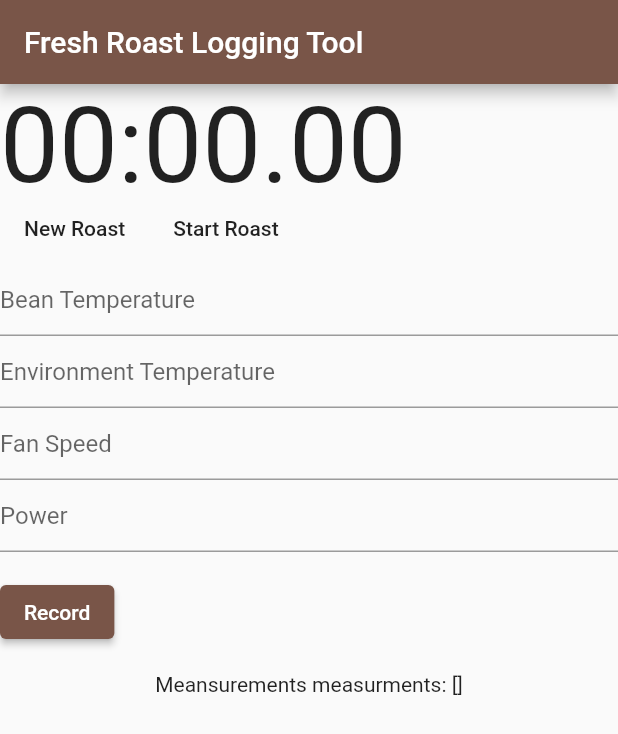
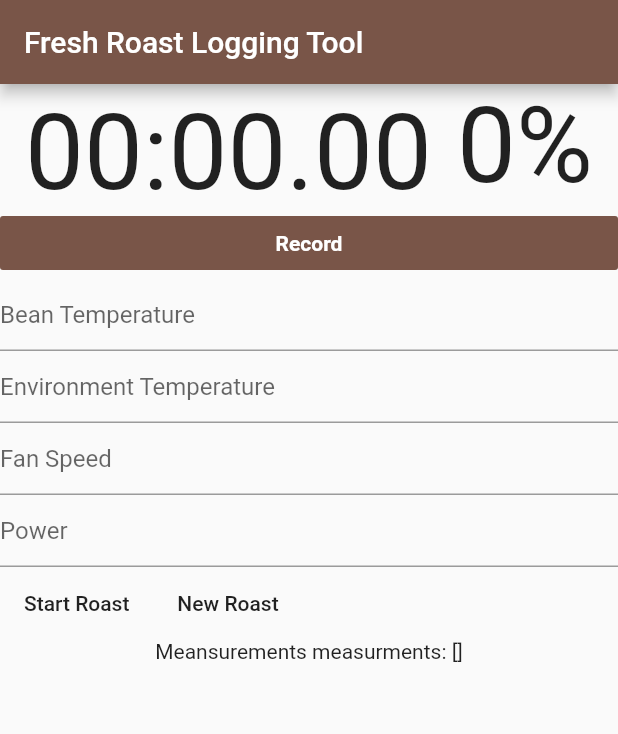
Before and after one commit to geramirez/croast-freshroast, a Flutter app: the screen it shows after launch, on a phone screen of 412 x 824 dp. Shown: the top 734 px of the screen. Run offline on Flutter 3.47's test engine with Material 2 defaults, Android fonts, the phone set to English and light mode, and no system bars.

Commit message:
adding development percent widget

```diff
--- a/croast/lib/main.dart
+++ b/croast/lib/main.dart
@@ -1,3 +1,5 @@
+import 'package:croast/percent_widget.dart';
+import 'package:croast/roast_controls.dart';
 import 'package:croast/roast_telemetry.dart';
 import 'package:croast/timer_widget.dart';
 import 'package:flutter/material.dart';
@@ -15,15 +17,6 @@ class MyApp extends StatelessWidget {
     return MaterialApp(
       title: 'Flutter Demo',
       theme: ThemeData(
-        // This is the theme of your application.
-        //
-        // Try running your application with "flutter run". You'll see the
-        // application has a blue toolbar. Then, without quitting the app, try
-        // changing the primarySwatch below to Colors.green and then invoke
-        // "hot reload" (press "r" in the console where you ran "flutter run",
-        // or simply save your changes to "hot reload" in a Flutter IDE).
-        // Notice that the counter didn't reset back to zero; the application
-        // is not restarted.
         primarySwatch: Colors.brown,
       ),
       home: Scaffold(
@@ -33,8 +26,9 @@ class MyApp extends StatelessWidget {
         body: Center(
             child: Column(
           children: [
-            TimerPage(),
+            Row(children: [TimerWidget(), DevelopmentWidget()],  mainAxisAlignment: MainAxisAlignment.spaceEvenly),
             TelemetryForm(),
+            RoastControls(),
             Consumer<RoastTelemetryModel>(builder: (context, telemetry, child) {
               return Text(
                   "Meansurements measurments: ${telemetry.measurements}");
@@ -45,32 +39,3 @@ class MyApp extends StatelessWidget {
     );
   }
 }
-
-class AddButton extends StatelessWidget {
-  // const _AddButton({Key key, @required this.measurement}) : super(key: key);
-
-  @override
-  Widget build(BuildContext context) {
-    // The context.select() method will let you listen to changes to
-    // a *part* of a model. You define a function that "selects" (i.e. returns)
-    // the part you're interested in, and the provider package will not rebuild
-    // this widget unless that particular part of the model changes.
-    //
-    // This can lead to significant performance improvements.
-
-    return FlatButton(
-      onPressed: () {
-        final RoastMeasurement measurement =
-            RoastMeasurement(new DateTime.now(), 0, 0, 0, 0);
-        // If the item is not in cart, we let the user add it.
-        // We are using context.read() here because the callback
-        // is executed whenever the user taps the button. In other
-        // words, it is executed outside the build method.
-        Provider.of<RoastTelemetryModel>(context, listen: false)
-            .add(measurement);
-      },
-      splashColor: Theme.of(context).primaryColor,
-      child: Text('ADD'),
-    );
-  }
-}
--- /dev/null
+++ b/croast/lib/percent_widget.dart
@@ -0,0 +1,46 @@
+import 'dart:async';
+
+import 'package:croast/roast_telemetry.dart';
+import 'package:flutter/material.dart';
+
+import 'package:provider/provider.dart';
+
+
+
+class ElapsedTime {
+  final int hundreds;
+  final int seconds;
+  final int minutes;
+
+  ElapsedTime({
+    this.hundreds,
+    this.seconds,
+    this.minutes,
+  });
+}
+
+class DevelopmentWidget extends StatefulWidget {
+  DevelopmentWidget({Key key}) : super(key: key);
+
+  DevelopmentWidgetState createState() => new DevelopmentWidgetState();
+}
+
+class DevelopmentWidgetState extends State<DevelopmentWidget> {
+
+ int developmentPercent;
+
+@override
+  void initState() {
+     super.initState();
+     Timer.periodic(Duration(seconds: 1), (Timer t) {
+      setState(() {
+      });
+    });
+  }
+
+  @override
+  Widget build(BuildContext context) {
+    final RoastTelemetryModel rtm = Provider.of<RoastTelemetryModel>(context, listen: true);
+    return Text('${rtm.developmentPercent()}%', style: TextStyle(fontSize: 70.0));
+  }
+}
--- /dev/null
+++ b/croast/lib/roast_controls.dart
@@ -0,0 +1,40 @@
+import 'package:croast/roast_telemetry.dart';
+import 'package:flutter/material.dart';
+import 'package:flutter/widgets.dart';
+import 'package:provider/provider.dart';
+
+class RoastControls extends StatelessWidget {
+  @override
+  Widget build(BuildContext context) {
+    final RoastTelemetryModel rtm = Provider.of<RoastTelemetryModel>(context);
+
+    String rightButtonText;
+    if (!rtm.roastInSession()) {
+      rightButtonText = "New Roast";
+    } else if (!rtm.hitFirstCrack()) {
+      rightButtonText = "Record First Crack";
+    } else {
+      rightButtonText = "Record Second Crack";
+    }
+
+    return Row(children: [
+      FlatButton(
+          onPressed: () {
+            if (rtm.roastInSession())
+              rtm.stopRoast();
+            else
+              rtm.startRoast();
+          },
+          child: new Text(rtm.roastInSession() ? "Stop Roast" : "Start Roast")),
+      FlatButton(
+        onPressed: () {
+          if (rtm.roastInSession())
+            rtm.recordCrack();
+          else
+            rtm.newRoast();
+        },
+        child: new Text(rightButtonText),
+      )
+    ]);
+  }
+}
--- a/croast/lib/roast_telemetry.dart
+++ b/croast/lib/roast_telemetry.dart
@@ -21,6 +21,19 @@ class _TelemetryFormState extends State<TelemetryForm> {
       child: Column(
         crossAxisAlignment: CrossAxisAlignment.start,
         children: <Widget>[
+          FlatButton(
+            onPressed: () {
+              if (_formKey.currentState.validate()) {
+                Provider.of<RoastTelemetryModel>(context, listen: false)
+                    .add(RoastMeasurement(new DateTime.now(), 0, 0, 0, 0));
+              }
+            },
+            child: Text('Record',
+                style: TextStyle(
+                    fontWeight: FontWeight.bold, color: Colors.white)),
+            minWidth: double.infinity,
+            color: Colors.brown,
+          ),
           TextFormField(
             keyboardType: TextInputType.number,
             decoration: const InputDecoration(
@@ -85,20 +98,6 @@ class _TelemetryFormState extends State<TelemetryForm> {
               return null;
             },
           ),
-          Padding(
-            padding: const EdgeInsets.symmetric(vertical: 16.0),
-            child: ElevatedButton(
-              onPressed: () {
-                // Validate will return true if the form is valid, or false if
-                // the form is invalid.
-                if (_formKey.currentState.validate()) {
-                  Provider.of<RoastTelemetryModel>(context, listen: false)
-                      .add(RoastMeasurement(new DateTime.now(), 0, 0, 0, 0));
-                }
-              },
-              child: Text('Record'),
-            ),
-          ),
         ],
       ),
     );
@@ -133,15 +132,18 @@ class RoastTelemetryModel extends ChangeNotifier {
 
   void startRoast() {
     _stopwatch.start();
+    notifyListeners();
   }
 
   void stopRoast() {
     _stopwatch.stop();
+    notifyListeners();
   }
 
   void newRoast() {
     _stage = 0;
     _stopwatch.reset();
+    notifyListeners();
   }
 
   bool roastInSession() {
@@ -163,11 +165,19 @@ class RoastTelemetryModel extends ChangeNotifier {
       firstCrack = _stopwatch.elapsedMilliseconds;
       print('first crack');
     }
+    notifyListeners();
+  }
+
+  int developmentPercent() {
+    if (!hitFirstCrack()) return 0;
+    return (100*(_stopwatch.elapsedMilliseconds - firstCrack)) ~/
+        (_stopwatch.elapsedMilliseconds);
   }
 
   void recordSecondCrack() {
     _stage = 2;
     secondCrack = _stopwatch.elapsedMilliseconds;
+    notifyListeners();
   }
 
   bool hitFirstCrack() {
--- a/croast/lib/timer_widget.dart
+++ b/croast/lib/timer_widget.dart
@@ -1,10 +1,8 @@
-
 import 'package:croast/roast_telemetry.dart';
 import 'package:flutter/material.dart';
 import 'dart:async';
 
 import 'package:provider/provider.dart';
-
 
 class ElapsedTime {
   final int hundreds;
@@ -18,87 +16,39 @@ class ElapsedTime {
   });
 }
 
-class Dependencies {
+class TimerWidget extends StatefulWidget {
+  TimerWidget({Key key}) : super(key: key);
+
+  TimerWidgetState createState() => new TimerWidgetState();
+}
+
+class TimerWidgetState extends State<TimerWidget> {
   final List<ValueChanged<ElapsedTime>> timerListeners =
       <ValueChanged<ElapsedTime>>[];
-  final TextStyle textStyle = const TextStyle(fontSize: 70.0);
-  final int timerMillisecondsRefreshRate = 30;
-}
-
-class TimerPage extends StatefulWidget {
-  TimerPage({Key key}) : super(key: key);
-
-  TimerPageState createState() => new TimerPageState();
-}
-
-class TimerPageState extends State<TimerPage> {
-  final Dependencies dependencies = new Dependencies();
-
-  void leftButtonPressed() {
-    setState(() {
-      final telmetry = Provider.of<RoastTelemetryModel>(context, listen: false);
-      if (telmetry.roastInSession()) {
-         telmetry.recordCrack();
-      } else {
-        telmetry.newRoast();
-
-      }
-    });
-  }
-
-  void rightButtonPressed() {
-    setState(() {
-      if (Provider.of<RoastTelemetryModel>(context, listen: false).roastInSession()) {
-        Provider.of<RoastTelemetryModel>(context, listen: false).stopRoast();
-      } else {
-        Provider.of<RoastTelemetryModel>(context, listen: false).startRoast();
-      }
-    });
-  }
-
-  Widget controlButtons(String text, callback) {
-    return FlatButton(child: new Text(text), onPressed: callback);
-  }
 
   @override
   Widget build(BuildContext context) {
-    return new Column(
-      children: <Widget>[
-        Row(children: [new TimerText(dependencies: dependencies)]),
-        Row(
-          children: [
-            controlButtons(
-                Provider.of<RoastTelemetryModel>(context, listen: false).roastInSession() ? "Record Crack" : "New Roast",
-                leftButtonPressed),
-            controlButtons(
-               Provider.of<RoastTelemetryModel>(context, listen: false).roastInSession() ? "Stop Roast" : "Start Roast",
-                rightButtonPressed),
-          ],
-        )
-      ],
-    );
+    return new TimerText(timerListeners: timerListeners);
   }
 }
 
 class TimerText extends StatefulWidget {
-  TimerText({this.dependencies});
-  final Dependencies dependencies;
+  TimerText({this.timerListeners});
+  final List<ValueChanged<ElapsedTime>> timerListeners;
 
   TimerTextState createState() =>
-      new TimerTextState(dependencies: dependencies);
+      new TimerTextState(timerListeners: timerListeners);
 }
 
 class TimerTextState extends State<TimerText> {
-  TimerTextState({this.dependencies});
-  final Dependencies dependencies;
+  TimerTextState({this.timerListeners});
+  final List<ValueChanged<ElapsedTime>> timerListeners;
   Timer timer;
   int milliseconds;
 
   @override
   void initState() {
-    timer = new Timer.periodic(
-        new Duration(milliseconds: dependencies.timerMillisecondsRefreshRate),
-        callback);
+    timer = new Timer.periodic(new Duration(milliseconds: 30), callback);
     super.initState();
   }
 
@@ -110,8 +60,10 @@ class TimerTextState extends State<TimerText> {
   }
 
   void callback(Timer timer) {
-    if (milliseconds != Provider.of<RoastTelemetryModel>(context, listen: false).roastTime()) {
-      milliseconds = Provider.of<RoastTelemetryModel>(context, listen: false).roastTime();
+    if (milliseconds !=
+        Provider.of<RoastTelemetryModel>(context, listen: false).roastTime()) {
+      milliseconds =
+          Provider.of<RoastTelemetryModel>(context, listen: false).roastTime();
       final int hundreds = (milliseconds / 10).truncate();
       final int seconds = (hundreds / 100).truncate();
       final int minutes = (seconds / 60).truncate();
@@ -120,7 +72,7 @@ class TimerTextState extends State<TimerText> {
         seconds: seconds,
         minutes: minutes,
       );
-      for (final listener in dependencies.timerListeners) {
+      for (final listener in this.timerListeners) {
         listener(elapsedTime);
       }
     }
@@ -134,13 +86,13 @@ class TimerTextState extends State<TimerText> {
         new RepaintBoundary(
           child: new SizedBox(
             height: 72.0,
-            child: new MinutesAndSeconds(dependencies: dependencies),
+            child: new MinutesAndSeconds(timerListeners: this.timerListeners),
           ),
         ),
         new RepaintBoundary(
           child: new SizedBox(
             height: 72.0,
-            child: new Hundreds(dependencies: dependencies),
+            child: new Hundreds(timerListeners: this.timerListeners),
           ),
         ),
       ],
@@ -149,23 +101,23 @@ class TimerTextState extends State<TimerText> {
 }
 
 class MinutesAndSeconds extends StatefulWidget {
-  MinutesAndSeconds({this.dependencies});
-  final Dependencies dependencies;
+  MinutesAndSeconds({this.timerListeners});
+  final List<ValueChanged<ElapsedTime>> timerListeners;
 
   MinutesAndSecondsState createState() =>
-      new MinutesAndSecondsState(dependencies: dependencies);
+      new MinutesAndSecondsState(timerListeners: timerListeners);
 }
 
 class MinutesAndSecondsState extends State<MinutesAndSeconds> {
-  MinutesAndSecondsState({this.dependencies});
-  final Dependencies dependencies;
+  MinutesAndSecondsState({this.timerListeners});
+  final List<ValueChanged<ElapsedTime>> timerListeners;
 
   int minutes = 0;
   int seconds = 0;
 
   @override
   void initState() {
-    dependencies.timerListeners.add(onTick);
+    this.timerListeners.add(onTick);
     super.initState();
   }
 
@@ -182,26 +134,28 @@ class MinutesAndSecondsState extends State<MinutesAndSeconds> {
   Widget build(BuildContext context) {
     String minutesStr = (minutes % 60).toString().padLeft(2, '0');
     String secondsStr = (seconds % 60).toString().padLeft(2, '0');
-    return new Text('$minutesStr:$secondsStr.', style: dependencies.textStyle);
+    return new Text('$minutesStr:$secondsStr.',
+        style: TextStyle(fontSize: 70.0));
   }
 }
 
 class Hundreds extends StatefulWidget {
-  Hundreds({this.dependencies});
-  final Dependencies dependencies;
+  Hundreds({this.timerListeners});
+  final List<ValueChanged<ElapsedTime>> timerListeners;
 
-  HundredsState createState() => new HundredsState(dependencies: dependencies);
+  HundredsState createState() =>
+      new HundredsState(timerListeners: timerListeners);
 }
 
 class HundredsState extends State<Hundreds> {
-  HundredsState({this.dependencies});
-  final Dependencies dependencies;
+  HundredsState({this.timerListeners});
+  final List<ValueChanged<ElapsedTime>> timerListeners;
 
   int hundreds = 0;
 
   @override
   void initState() {
-    dependencies.timerListeners.add(onTick);
+    this.timerListeners.add(onTick);
     super.initState();
   }
 
@@ -216,6 +170,6 @@ class HundredsState extends State<Hundreds> {
   @override
   Widget build(BuildContext context) {
     String hundredsStr = (hundreds % 100).toString().padLeft(2, '0');
-    return new Text(hundredsStr, style: dependencies.textStyle);
+    return new Text(hundredsStr, style: TextStyle(fontSize: 70.0));
   }
 }
```
